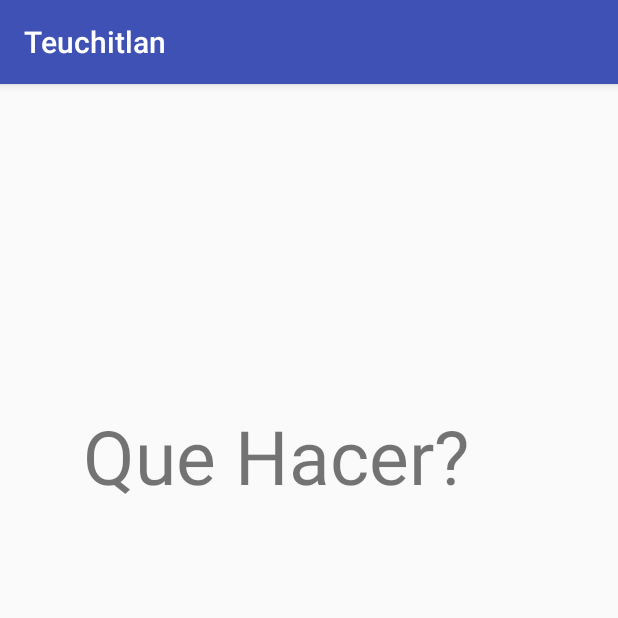
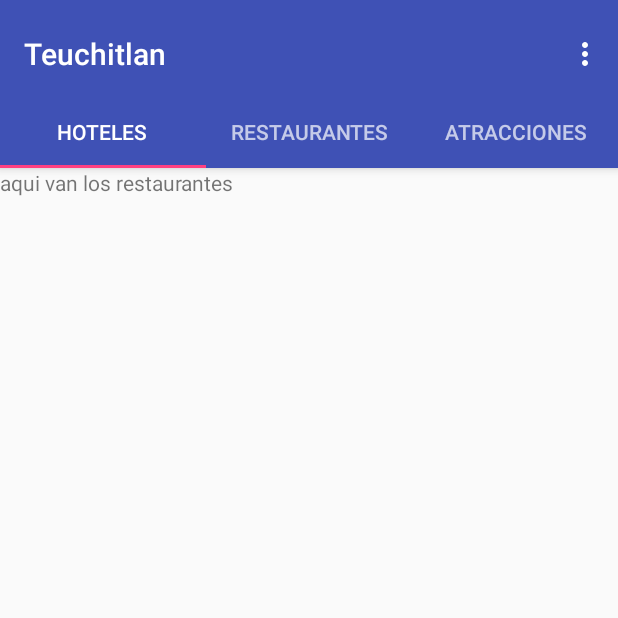
Before and after one commit to EmmanuelSkapple/Bebat-Tehuchitlan-Android, an Android app: the screen it shows after launch (queHacer before the commit, QueHacerTabMainActivity after it), after a tap on "QUE HACER", on a phone screen of 412 x 824 dp, the top half of it. Run offline under Robolectric (Android 15) with nearby library versions, the phone set to English and light mode, and no system bars; libraries missing offline, so code that uses them is left out: com.estimote.coresdk; 5 statements that could not run were skipped.

Commit message:
se agrego el tab de la seccion que hacer, se estructuraron las clases para solamente empezar a mostrar los lugares en su tab correspondiente

```diff
--- a/app/src/main/java/com/example/adan/teuchitlan/MainActivity.java
+++ b/app/src/main/java/com/example/adan/teuchitlan/MainActivity.java
@@ -82,7 +82,7 @@ public class MainActivity extends AppCompatActivity
         btnQueHacer.setOnClickListener(new View.OnClickListener() {
             @Override
             public void onClick(View view) {
-                Intent intent = new Intent(getApplicationContext(), queHacer.class);
+                Intent intent = new Intent(getApplicationContext(), QueHacerTabMainActivity.class);
                 startActivityForResult(intent,0);
             }
         });
--- /dev/null
+++ b/app/src/main/java/com/example/adan/teuchitlan/QueHacerTabMainActivity.java
@@ -0,0 +1,130 @@
+package com.example.adan.teuchitlan;
+
+import android.os.Bundle;
+import android.support.design.widget.TabLayout;
+import android.support.v4.app.Fragment;
+import android.support.v4.app.FragmentManager;
+import android.support.v4.app.FragmentPagerAdapter;
+import android.support.v4.view.ViewPager;
+import android.support.v7.app.AppCompatActivity;
+import android.support.v7.widget.Toolbar;
+import android.view.Menu;
+import android.view.MenuItem;
+
+public class QueHacerTabMainActivity extends AppCompatActivity {
+
+    /**
+     * The {@link android.support.v4.view.PagerAdapter} that will provide
+     * fragments for each of the sections. We use a
+     * {@link FragmentPagerAdapter} derivative, which will keep every
+     * loaded fragment in memory. If this becomes too memory intensive, it
+     * may be best to switch to a
+     * {@link android.support.v4.app.FragmentStatePagerAdapter}.
+     */
+    private SectionsPagerAdapter mSectionsPagerAdapter;
+
+    /**
+     * The {@link ViewPager} that will host the section contents.
+     */
+    private ViewPager mViewPager;
+
+    @Override
+    protected void onCreate(Bundle savedInstanceState) {
+        super.onCreate(savedInstanceState);
+        setContentView(R.layout.activity_que_hacer_tab_main);
+
+        Toolbar toolbar = (Toolbar) findViewById(R.id.toolbar);
+        setSupportActionBar(toolbar);
+        // Create the adapter that will return a fragment for each of the three
+        // primary sections of the activity.
+        mSectionsPagerAdapter = new SectionsPagerAdapter(getSupportFragmentManager());
+
+        // Set up the ViewPager with the sections adapter.
+        mViewPager = (ViewPager) findViewById(R.id.container);
+        mViewPager.setAdapter(mSectionsPagerAdapter);
+
+        TabLayout tabLayout = (TabLayout) findViewById(R.id.tabs);
+
+        mViewPager.addOnPageChangeListener(new TabLayout.TabLayoutOnPageChangeListener(tabLayout));
+        tabLayout.addOnTabSelectedListener(new TabLayout.ViewPagerOnTabSelectedListener(mViewPager));
+
+
+
+    }
+
+
+    @Override
+    public boolean onCreateOptionsMenu(Menu menu) {
+        // Inflate the menu; this adds items to the action bar if it is present.
+        getMenuInflater().inflate(R.menu.menu_que_hacer_tab_main, menu);
+        return true;
+    }
+
+    @Override
+    public boolean onOptionsItemSelected(MenuItem item) {
+        // Handle action bar item clicks here. The action bar will
+        // automatically handle clicks on the Home/Up button, so long
+        // as you specify a parent activity in AndroidManifest.xml.
+        int id = item.getItemId();
+
+        //noinspection SimplifiableIfStatement
+        if (id == R.id.action_settings) {
+            return true;
+        }
+
+        return super.onOptionsItemSelected(item);
+    }
+
+    /**
+     * A {@link FragmentPagerAdapter} that returns a fragment corresponding to
+     * one of the sections/tabs/pages.
+     */
+    public class SectionsPagerAdapter extends FragmentPagerAdapter {
+
+        public SectionsPagerAdapter(FragmentManager fm) {
+            super(fm);
+        }
+
+        @Override
+        public Fragment getItem(int position) {
+            // getItem is called to instantiate the fragment for the given page.
+            // Return a PlaceholderFragment (defined as a static inner class below).
+            switch(position){
+                case 0:
+                    tab1restaurantes tab1= new tab1restaurantes();
+                    return tab1;
+
+                case 1:
+                    tab2hoteles tab2 = new tab2hoteles();
+                    return tab2;
+
+                case 2:
+                    tab3atracciones tab3 = new tab3atracciones();
+                    return tab3;
+
+                default:
+                    return null;
+            }
+        }
+
+        @Override
+        public int getCount() {
+            // Show 3 total pages.
+            return 3;
+        }
+
+        @Override
+        public CharSequence getPageTitle(int position){
+            switch (position){
+                case 0:
+                    return "restaurantes";
+                case 1:
+                    return "Hoteles";
+                case 2:
+                    return "Atracciones";
+                default:
+                    return null;
+            }
+        }
+    }
+}
--- /dev/null
+++ b/app/src/main/java/com/example/adan/teuchitlan/tab1restaurantes.java
@@ -0,0 +1,19 @@
+package com.example.adan.teuchitlan;
+
+import android.os.Bundle;
+import android.view.LayoutInflater;
+import android.view.View;
+import android.view.ViewGroup;
+import android.support.v4.app.Fragment;
+
+/**
+ * Created by robert on 4/30/18.
+ */
+public class tab1restaurantes extends Fragment{
+
+    public View onCreateView(LayoutInflater inflater, ViewGroup container,
+                             Bundle savedInstanceState) {
+        View rootView = inflater.inflate(R.layout.tab1restaurantes, container, false);
+        return rootView;
+    }
+}
--- /dev/null
+++ b/app/src/main/java/com/example/adan/teuchitlan/tab2hoteles.java
@@ -0,0 +1,20 @@
+package com.example.adan.teuchitlan;
+
+import android.support.v4.app.Fragment;
+import android.os.Bundle;
+import android.view.LayoutInflater;
+import android.view.View;
+import android.view.ViewGroup;
+
+/**
+ * Created by robert on 4/30/18.
+ */
+
+public class tab2hoteles extends Fragment {
+
+    public View onCreateView(LayoutInflater inflater, ViewGroup container,
+                             Bundle savedInstanceState) {
+        View rootView = inflater.inflate(R.layout.tab2hoteles, container, false);
+        return rootView;
+    }
+}
--- /dev/null
+++ b/app/src/main/res/layout/activity_que_hacer_tab_main.xml
@@ -0,0 +1,63 @@
+<?xml version="1.0" encoding="utf-8"?>
+<android.support.design.widget.CoordinatorLayout xmlns:android="http://schemas.android.com/apk/res/android"
+    xmlns:app="http://schemas.android.com/apk/res-auto"
+    xmlns:tools="http://schemas.android.com/tools"
+    android:id="@+id/main_content"
+    android:layout_width="match_parent"
+    android:layout_height="match_parent"
+    android:fitsSystemWindows="true"
+    tools:context="com.example.adan.teuchitlan.QueHacerTabMainActivity">
+
+    <android.support.design.widget.AppBarLayout
+        android:id="@+id/appbar"
+        android:layout_width="match_parent"
+        android:layout_height="wrap_content"
+        android:paddingTop="@dimen/appbar_padding_top"
+        android:theme="@style/AppTheme.AppBarOverlay">
+
+        <android.support.v7.widget.Toolbar
+            android:id="@+id/toolbar"
+            android:layout_width="match_parent"
+            android:layout_height="?attr/actionBarSize"
+            android:layout_weight="1"
+            android:background="?attr/colorPrimary"
+            app:layout_scrollFlags="scroll|enterAlways"
+            app:popupTheme="@style/AppTheme.PopupOverlay"
+            app:title="@string/app_name">
+
+        </android.support.v7.widget.Toolbar>
+
+        <android.support.design.widget.TabLayout
+            android:id="@+id/tabs"
+            android:layout_width="match_parent"
+            android:layout_height="wrap_content">
+
+            <android.support.design.widget.TabItem
+                android:id="@+id/tabItem"
+                android:layout_width="wrap_content"
+                android:layout_height="wrap_content"
+                android:text="Hoteles" />
+
+            <android.support.design.widget.TabItem
+                android:id="@+id/tabItem2"
+                android:layout_width="wrap_content"
+                android:layout_height="wrap_content"
+                android:text="Restaurantes" />
+
+            <android.support.design.widget.TabItem
+                android:id="@+id/tabItem3"
+                android:layout_width="wrap_content"
+                android:layout_height="wrap_content"
+                android:text="Atracciones" />
+
+        </android.support.design.widget.TabLayout>
+    </android.support.design.widget.AppBarLayout>
+
+    <android.support.v4.view.ViewPager
+        android:id="@+id/container"
+        android:layout_width="match_parent"
+        android:layout_height="match_parent"
+        app:layout_behavior="@string/appbar_scrolling_view_behavior" />
+
+
+</android.support.design.widget.CoordinatorLayout>
--- /dev/null
+++ b/app/src/main/res/layout/tab1restaurantes.xml
@@ -0,0 +1,15 @@
+<android.support.constraint.ConstraintLayout xmlns:android="http://schemas.android.com/apk/res/android"
+    xmlns:app="http://schemas.android.com/apk/res-auto"
+    xmlns:tools="http://schemas.android.com/tools"
+    android:id="@+id/constraintLayout"
+    android:layout_width="match_parent"
+    android:layout_height="match_parent"
+    tools:context="com.example.adan.teuchitlan.QueHacerTabMainActivity$PlaceholderFragment">
+
+    <TextView
+        android:id="@+id/section_label"
+        android:layout_width="wrap_content"
+        android:layout_height="wrap_content"
+        android:text="aqui van los restaurantes"/>
+
+</android.support.constraint.ConstraintLayout>
--- /dev/null
+++ b/app/src/main/res/menu/menu_que_hacer_tab_main.xml
@@ -0,0 +1,10 @@
+<menu xmlns:android="http://schemas.android.com/apk/res/android"
+    xmlns:app="http://schemas.android.com/apk/res-auto"
+    xmlns:tools="http://schemas.android.com/tools"
+    tools:context="com.example.adan.teuchitlan.QueHacerTabMainActivity">
+    <item
+        android:id="@+id/action_settings"
+        android:orderInCategory="100"
+        android:title="@string/action_settings"
+        app:showAsAction="never" />
+</menu>
--- /dev/null
+++ b/app/src/main/res/values-w820dp/dimens.xml
@@ -0,0 +1,6 @@
+<resources>
+    <!-- Example customization of dimensions originally defined in res/values/dimens.xml
+         (such as screen margins) for screens with more than 820dp of available width. This
+         would include 7" and 10" devices in landscape (~960dp and ~1280dp respectively). -->
+    <dimen name="activity_horizontal_margin">64dp</dimen>
+</resources>
--- a/app/src/main/res/values/dimens.xml
+++ b/app/src/main/res/values/dimens.xml
@@ -5,4 +5,5 @@
     <dimen name="nav_header_vertical_spacing">8dp</dimen>
     <dimen name="nav_header_height">176dp</dimen>
     <dimen name="fab_margin">16dp</dimen>
+    <dimen name="appbar_padding_top">8dp</dimen>
 </resources>
--- a/app/src/main/res/values/strings.xml
+++ b/app/src/main/res/values/strings.xml
@@ -6,4 +6,9 @@
 
     <string name="action_settings">Settings</string>
     <string name="title_activity_maps_teuchitlan">Map</string>
+    <string name="title_activity_que_hacer_tab_main">QueHacerTabMainActivity</string>
+    <string name="tab_text_1">Tab 1</string>
+    <string name="tab_text_2">Tab 2</string>
+    <string name="tab_text_3">Tab 3</string>
+    <string name="section_format">Hello World from section: %1$d</string>
 </resources>
```
Also changed, not shown: app/src/main/AndroidManifest.xml (+6 -2 lines), app/src/main/java/com/example/adan/teuchitlan/mapsTeuchitlan.java (+7 -39 lines), app/src/main/java/com/example/adan/teuchitlan/tab3atracciones.java (added, +20 -0 lines), app/src/main/res/layout/tab2hoteles.xml (added, +15 -0 lines), app/src/main/res/layout/tab3atracciones.xml (added, +15 -0 lines).
